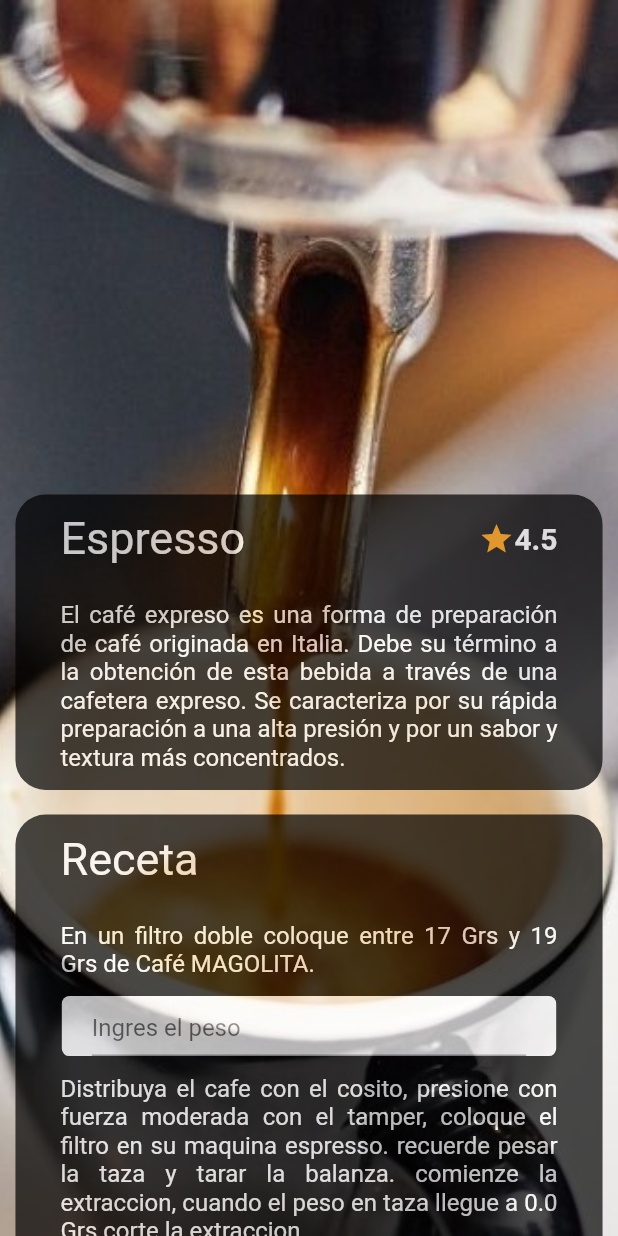
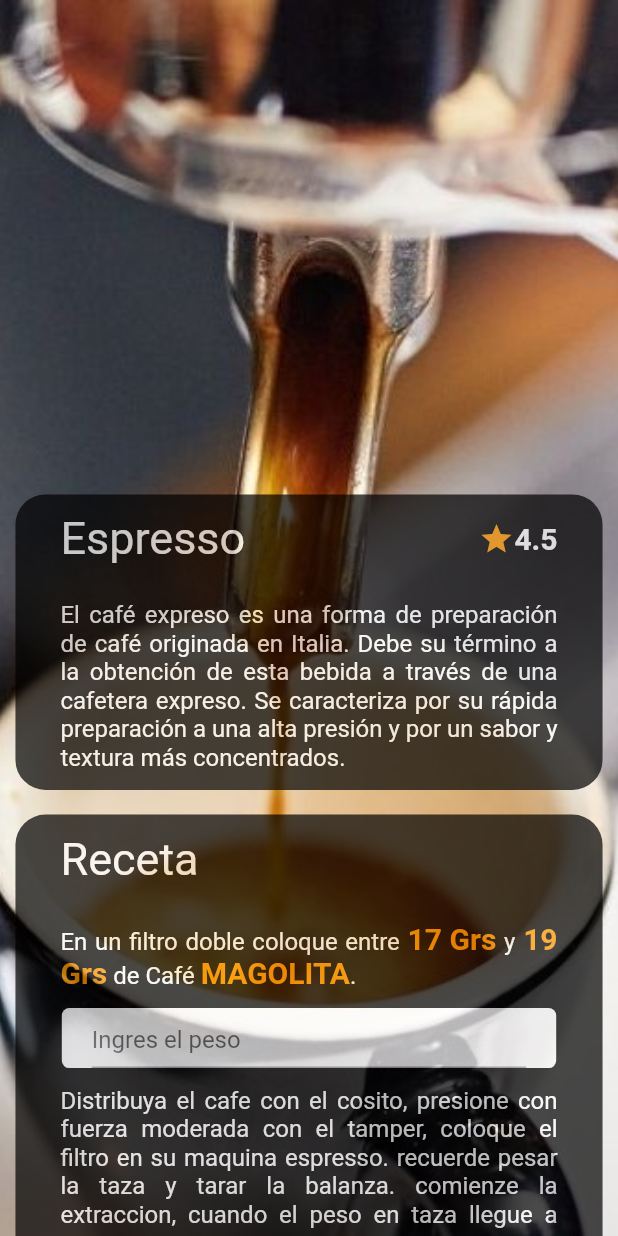
Before and after one commit to fran-cucaita/Flutter-basic-app, a Flutter app: the screen it shows after launch, after a tap on "Espresso", on a phone screen of 412 x 824 dp. Run offline on Flutter 3.47's test engine with Material 2 defaults, Android fonts, the phone set to English and light mode, and no system bars; drawn by our look-alikes of styled_text.

Commit message:
richText

```diff
--- a/coffeeApp/lib/pages/details_page.dart
+++ b/coffeeApp/lib/pages/details_page.dart
@@ -1,7 +1,6 @@
 import 'package:flutter/material.dart';
-import 'package:test_application/widgets/calibrate_widget.dart';
 import 'package:test_application/widgets/cronometro.dart';
-
+import 'package:styled_text/styled_text.dart';
 import 'home_page.dart';
 
 class DetailsPage extends StatelessWidget {
@@ -137,12 +136,22 @@ class DetailsPage extends StatelessWidget {
                             alignment: Alignment.topLeft,
                             margin: EdgeInsets.symmetric(
                                 vertical: 12, horizontal: 30),
-                            child: Text(
-                              'En un filtro doble coloque entre $gramosmin y $gramosmax de Café $marca.',
+                            child: StyledText(
+                              text:
+                                  'En un filtro doble coloque entre <myTag>$gramosmin</myTag> y <myTag>$gramosmax</myTag> de Café <myTag>$marca</myTag>.',
                               style: TextStyle(
                                 color: Colors.white,
                                 fontSize: 16,
                               ),
+                              tags: {
+                                'myTag': StyledTextTag(
+                                  style: TextStyle(
+                                    fontWeight: FontWeight.bold,
+                                    fontSize: 20,
+                                    color: Colors.orange,
+                                  ),
+                                ),
+                              },
                               textAlign: TextAlign.justify,
                             ),
                           ),
@@ -170,12 +179,22 @@ class DetailsPage extends StatelessWidget {
                             alignment: Alignment.topLeft,
                             margin: EdgeInsets.symmetric(
                                 vertical: 12, horizontal: 30),
-                            child: Text(
-                              'Distribuya el cafe con el cosito, presione con fuerza moderada con el tamper, coloque el filtro en su maquina espresso. recuerde pesar la taza y tarar la balanza. comienze la extraccion, cuando el peso en taza llegue a $strGramosTaza corte la extraccion.',
+                            child: StyledText(
+                              text:
+                                  'Distribuya el cafe con el cosito, presione con fuerza moderada con el tamper, coloque el filtro en su maquina espresso. recuerde pesar la taza y tarar la balanza. comienze la extraccion, cuando el peso en taza llegue a <myTag>$strGramosTaza</myTag> corte la extraccion.',
                               style: TextStyle(
                                 color: Colors.white,
                                 fontSize: 16,
                               ),
+                              tags: {
+                                'myTag': StyledTextTag(
+                                  style: TextStyle(
+                                    fontWeight: FontWeight.bold,
+                                    fontSize: 20,
+                                    color: Colors.orange,
+                                  ),
+                                ),
+                              },
                               textAlign: TextAlign.justify,
                             ),
                           ),
@@ -184,13 +203,23 @@ class DetailsPage extends StatelessWidget {
                             alignment: Alignment.topLeft,
                             margin: EdgeInsets.symmetric(
                                 vertical: 12, horizontal: 30),
-                            child: Text(
-                              'El tiempo de extraccion debe estar entre $tiempo si el tiempo esta por debajo de este rango haga tal cosa, si esta por encima haga tal otro.',
+                            child: StyledText(
+                              text:
+                                  'El tiempo de extraccion debe estar entre <myTag>$tiempo</myTag> si el tiempo esta por debajo de este rango haga tal cosa, si esta por encima haga tal otro.',
                               style: TextStyle(
                                 color: Colors.white,
                                 fontSize: 16,
                               ),
                               textAlign: TextAlign.justify,
+                              tags: {
+                                'myTag': StyledTextTag(
+                                  style: TextStyle(
+                                    fontWeight: FontWeight.bold,
+                                    fontSize: 20,
+                                    color: Colors.orange,
+                                  ),
+                                ),
+                              },
                             ),
                           ),
                         ],
--- a/coffeeApp/pubspec.yaml
+++ b/coffeeApp/pubspec.yaml
@@ -34,6 +34,7 @@ dependencies:
   # The following adds the Cupertino Icons font to your application.
   # Use with the CupertinoIcons class for iOS style icons.
   cupertino_icons: ^1.0.2
+  styled_text: ^4.0.0+1 #https://pub.dev/packages/styled_text
 
 dev_dependencies:
   flutter_test:
```
Also changed, not shown: coffeeApp/pubspec.lock.
